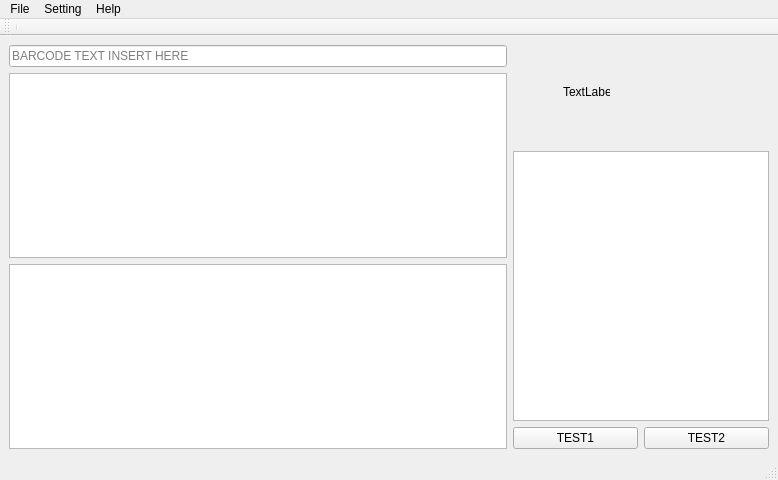
Before: the Qt Designer form src/views/ui/main.ui in beam7894123/gateway-packing-station, drawn with Qt 5.
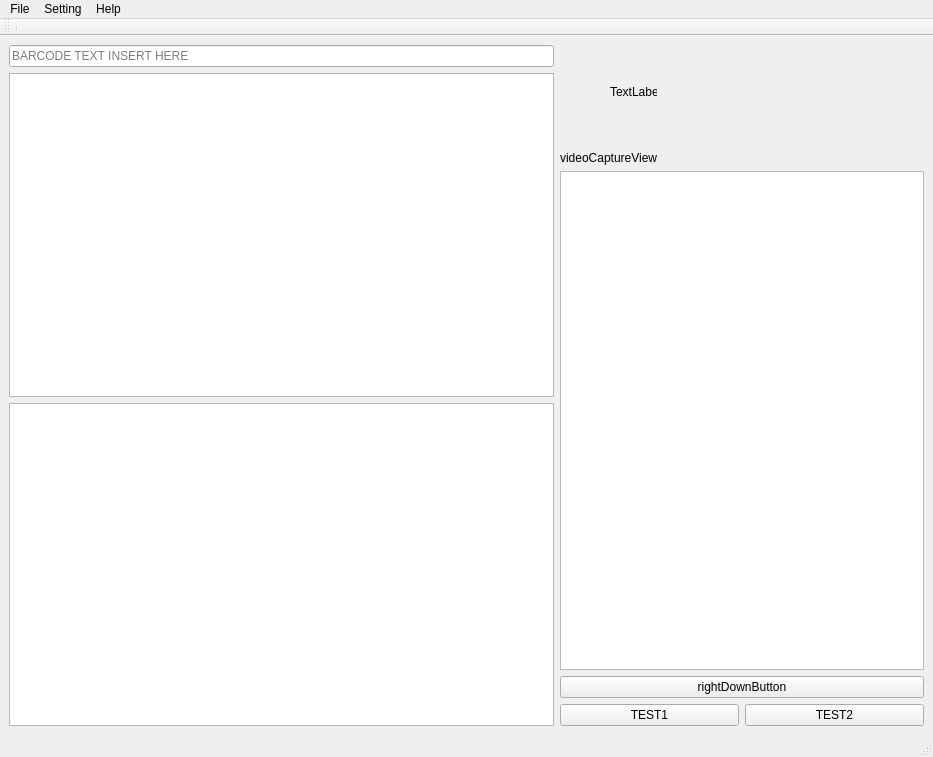
After: the same form once the commit is applied.

What changed in the file:
```diff
--- a/src/views/ui/main.ui
+++ b/src/views/ui/main.ui
@@ -6,15 +6,15 @@
    <rect>
     <x>0</x>
     <y>0</y>
-    <width>778</width>
-    <height>480</height>
+    <width>933</width>
+    <height>757</height>
    </rect>
   </property>
   <property name="windowTitle">
    <string>MainWindow</string>
   </property>
   <widget class="QWidget" name="centralwidget">
-   <layout class="QHBoxLayout" name="horizontalLayout_2" stretch="1,0">
+   <layout class="QHBoxLayout" name="horizontalLayout_2" stretch="3,2">
     <item>
      <layout class="QVBoxLayout" name="listItem" stretch="0,0,0">
       <item>
@@ -33,7 +33,7 @@
      </layout>
     </item>
     <item>
-     <layout class="QVBoxLayout" name="verticalLayout" stretch="0,0,0">
+     <layout class="QVBoxLayout" name="verticalLayout" stretch="0,0,0,0,0">
       <item>
        <layout class="QVBoxLayout" name="verticalLayout_2">
         <item>
@@ -61,9 +61,23 @@
         </item>
        </layout>
       </item>
+      <item>
+       <widget class="QLabel" name="videoCaptureView">
+        <property name="text">
+         <string>videoCaptureView</string>
+        </property>
+       </widget>
+      </item>
       <item>
        <widget class="QTextBrowser" name="textBrowser"/>
       </item>
+      <item>
+       <widget class="QPushButton" name="rightDownButton">
+        <property name="text">
+         <string>rightDownButton</string>
+        </property>
+       </widget>
+      </item>
       <item>
        <layout class="QHBoxLayout" name="horizontalLayout">
         <item>
@@ -91,7 +105,7 @@
     <rect>
      <x>0</x>
      <y>0</y>
-     <width>778</width>
+     <width>933</width>
      <height>21</height>
     </rect>
    </property>
```
